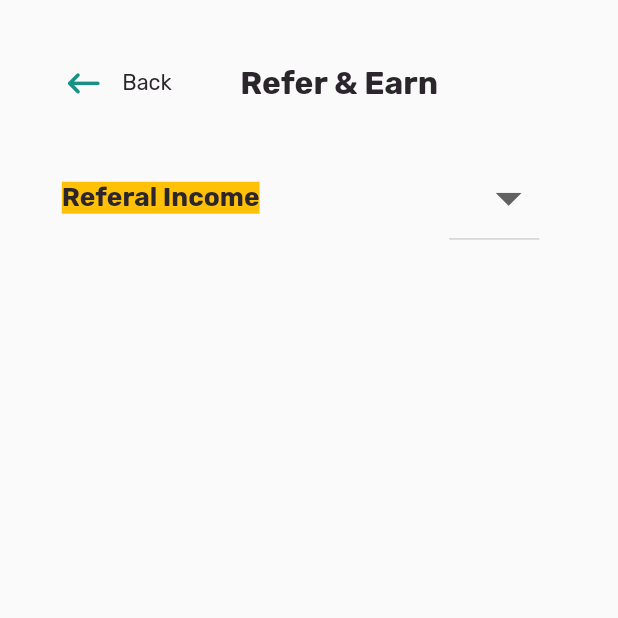
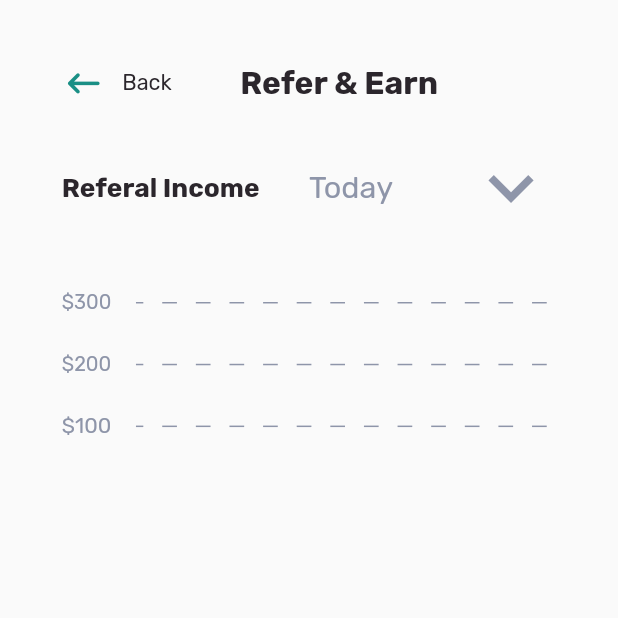
Before and after one commit to dalyathan/Referral-Program, a Flutter app: the screen it shows after launch, on a phone screen of 412 x 824 dp, the top half of it. Run offline on Flutter 3.47's test engine with Material 2 defaults, Android fonts, the phone set to English and light mode, and no system bars; our stand-ins replace google_fonts.

Commit message:
added the graph backdrop

```diff
--- /dev/null
+++ b/lib/painters/refer_and_earn/broken_lines.dart
@@ -0,0 +1,23 @@
+import 'package:dribbble_mahmudul_hasan_manik_referral_program/style.dart';
+import 'package:flutter/material.dart';
+
+class BrokenLinePainter extends CustomPainter {
+  @override
+  void paint(Canvas canvas, Size size) {
+    Paint brush = Paint()
+      ..color = MyStyle.fadedBlackish
+      ..strokeWidth = 1;
+    double breakBetweenLinesRatio = 0.045;
+    double fractureLength = 0.035;
+    Offset start = Offset(0, size.height * 0.5);
+    Offset end = Offset(size.width * fractureLength * 0.5, size.height * 0.5);
+    while (end.dx < size.width) {
+      canvas.drawLine(start, end, brush);
+      start = Offset(end.dx + size.width * breakBetweenLinesRatio, start.dy);
+      end = Offset(start.dx + size.width * fractureLength, end.dy);
+    }
+  }
+
+  @override
+  bool shouldRepaint(covariant CustomPainter oldDelegate) => false;
+}
--- /dev/null
+++ b/lib/painters/refer_and_earn/graph_bar.dart
@@ -0,0 +1,11 @@
+import 'package:flutter/material.dart';
+
+class GraphBarPainter extends CustomPainter {
+  @override
+  void paint(Canvas canvas, Size size) {
+    // TODO: implement paint
+  }
+
+  @override
+  bool shouldRepaint(covariant CustomPainter oldDelegate) => true;
+}
--- a/lib/screens/refer_and_earn.dart
+++ b/lib/screens/refer_and_earn.dart
@@ -1,3 +1,5 @@
+import '../widgets/containers/refer_and_earn/graph_backdrop.dart';
+
 import '../style.dart';
 import '../widgets/containers/common/custom_app_bar.dart';
 import '../widgets/containers/refer_and_earn/select_date.dart';
@@ -11,7 +13,8 @@ class ReferAndEarn extends StatelessWidget {
     Size size = MediaQuery.of(context).size;
     double effectiveContentWidth =
         size.width * (1 - 2 * MyStyle.horizontalPaddingRatio);
-    double selectDateHeightRatio = 0.1;
+    double selectDateHeightRatio = 0.125;
+    double graphBackdropHeightRatio = 0.15;
     SizedBox spacer = SizedBox(
       height: 0.025 * size.height,
     );
@@ -32,6 +35,16 @@ class ReferAndEarn extends StatelessWidget {
               SelectDate(
                 height: size.height * selectDateHeightRatio,
                 width: effectiveContentWidth,
+              ),
+              spacer,
+              Stack(
+                children: [
+                  GraphBackdrop(
+                    amounts: const ['300', '200', '100'],
+                    height: graphBackdropHeightRatio * size.height,
+                    width: effectiveContentWidth,
+                  )
+                ],
               )
             ],
           ),
--- /dev/null
+++ b/lib/widgets/containers/refer_and_earn/graph_backdrop.dart
@@ -0,0 +1,58 @@
+import '/painters/refer_and_earn/broken_lines.dart';
+import 'package:flutter/material.dart';
+
+import '../../../style.dart';
+
+class GraphBackdrop extends StatelessWidget {
+  final List<String> amounts;
+  final double width;
+  final double height;
+  const GraphBackdrop(
+      {Key? key,
+      required this.amounts,
+      required this.width,
+      required this.height})
+      : super(key: key);
+
+  @override
+  Widget build(BuildContext context) {
+    double rowHeightRatio = (1 / amounts.length);
+    double textWidthRatio = 0.1;
+    double brokenLineWidthRatio = 0.85;
+    return Container(
+      //color: Colors.red,
+      height: height,
+      width: width,
+      child: Column(
+        children: amounts
+            .map((dollar) => Container(
+                  //color: dollar == '300' ? Colors.amber : Colors.transparent,
+                  //height: height * rowHeightRatio,
+                  child: Row(
+                    crossAxisAlignment: CrossAxisAlignment.center,
+                    mainAxisAlignment: MainAxisAlignment.spaceBetween,
+                    children: [
+                      SizedBox(
+                        width: width * textWidthRatio,
+                        child: FittedBox(
+                          fit: BoxFit.fitWidth,
+                          child: Text(
+                            '\$$dollar',
+                            style: MyStyle.textStyle
+                                .copyWith(color: MyStyle.fadedBlackish),
+                          ),
+                        ),
+                      ),
+                      CustomPaint(
+                        painter: BrokenLinePainter(),
+                        size: Size(width * brokenLineWidthRatio,
+                            height * rowHeightRatio),
+                      )
+                    ],
+                  ),
+                ))
+            .toList(),
+      ),
+    );
+  }
+}
--- a/lib/widgets/containers/refer_and_earn/select_date.dart
+++ b/lib/widgets/containers/refer_and_earn/select_date.dart
@@ -2,20 +2,27 @@ import 'package:flutter/material.dart';
 
 import '../../../style.dart';
 
-class SelectDate extends StatelessWidget {
+class SelectDate extends StatefulWidget {
   final double height;
   final double width;
   const SelectDate({Key? key, required this.height, required this.width})
       : super(key: key);
 
   @override
+  State<SelectDate> createState() => _SelectDateState();
+}
+
+class _SelectDateState extends State<SelectDate> {
+  String listValue = 'Today';
+  @override
   Widget build(BuildContext context) {
+    double dropdownButtonWidth = widget.width * 0.5;
     return Row(
       mainAxisAlignment: MainAxisAlignment.spaceBetween,
       children: [
         Container(
-          color: Colors.amber,
-          width: width * 0.4,
+          //color: Colors.amber,
+          width: widget.width * 0.4,
           child: FittedBox(
             fit: BoxFit.fitWidth,
             child: Text(
@@ -27,22 +34,35 @@ class SelectDate extends StatelessWidget {
         ),
         Container(
           //color: Colors.red,
-          width: width * 0.25,
-          height: height,
+          width: dropdownButtonWidth,
           child: FittedBox(
-            fit: BoxFit.contain,
+            fit: BoxFit.fitWidth,
+            child: DropdownButtonHideUnderline(
               child: DropdownButton<String>(
-              items: <String>['A', 'B', 'C', 'D'].map((String value) {
+                value: listValue,
+                items: <String>[
+                  'Today',
+                  'Last Week',
+                  'This Month',
+                ].map((String value) {
                   return DropdownMenuItem<String>(
                     value: value,
                     child: Text(
                       value,
-                    style: MyStyle.textStyle
-                        .copyWith(color: MyStyle.fadedBlackish),
                     ),
                   );
                 }).toList(),
-              onChanged: (_) {},
+                onChanged: (newValue) => setState(() {
+                  listValue = newValue!;
+                }),
+                icon: Icon(
+                  Icons.expand_more_outlined,
+                  color: MyStyle.fadedBlackish,
+                ),
+                style: MyStyle.textStyle.copyWith(color: MyStyle.fadedBlackish),
+                elevation: 0,
+                iconSize: dropdownButtonWidth * 0.25,
+              ),
             ),
           ),
         )
```
Lines whose indentation alone changed are shown as unchanged.
